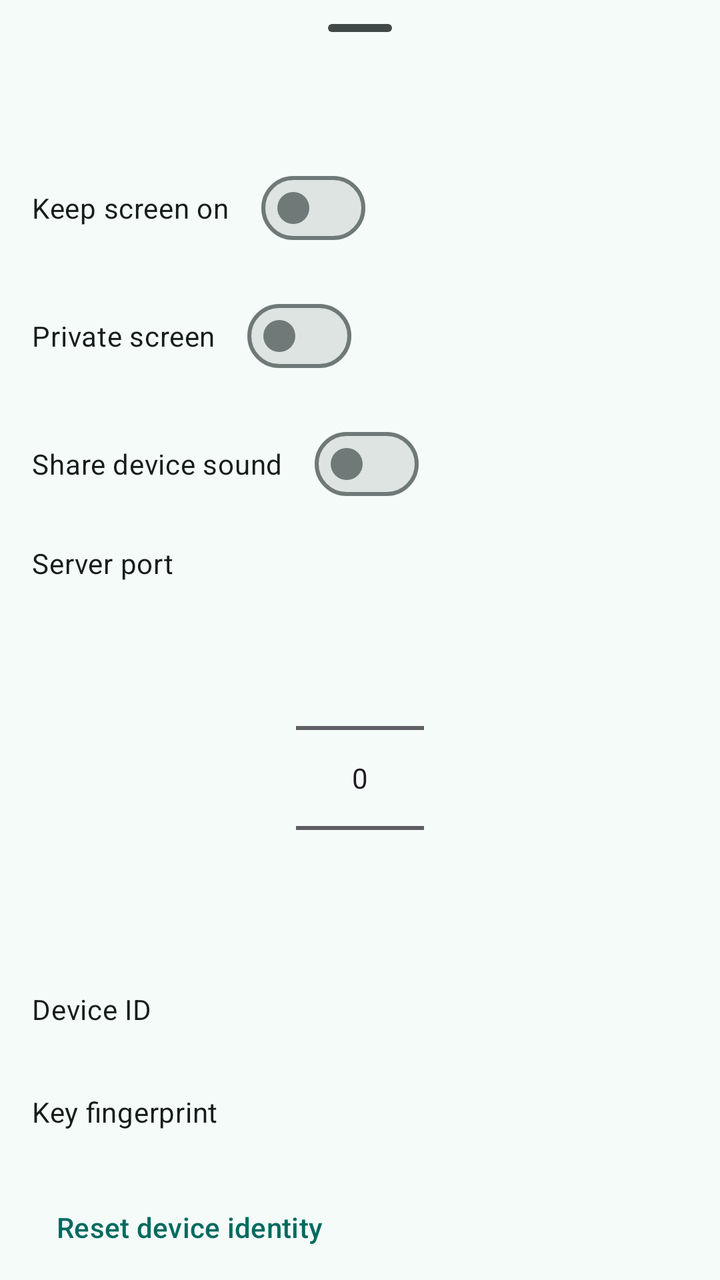
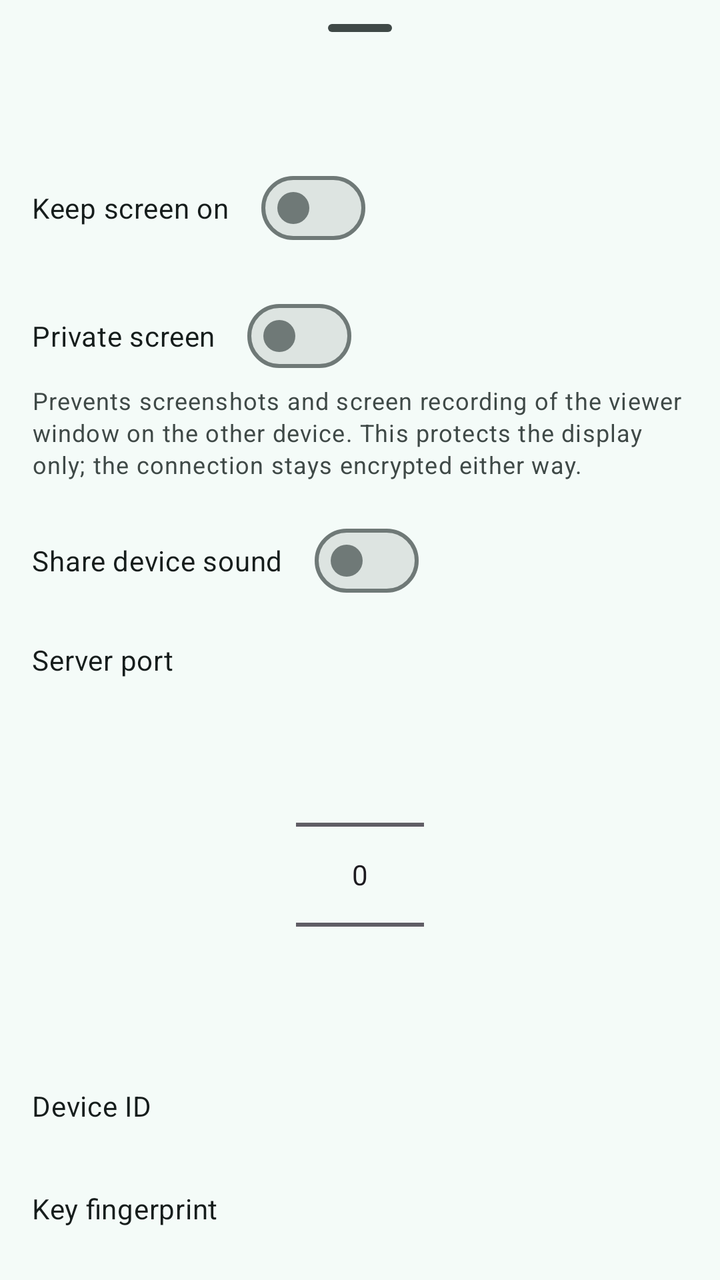

An Android layout rendered at two revisions. The XML below is the earlier revision; the diff shows what the commit changed to produce the second picture.
<!-- AndroidManifest.xml: application theme Theme.ScreenShare -->
<!-- res/layout/widget_screen_share_service_settings.xml -->
<?xml version="1.0" encoding="utf-8"?>
<LinearLayout xmlns:android="http://schemas.android.com/apk/res/android"
    android:layout_width="match_parent"
    android:layout_height="match_parent"
    android:orientation="vertical">

    <com.google.android.material.bottomsheet.BottomSheetDragHandleView
        android:layout_width="match_parent"
        android:layout_height="wrap_content" />

    <androidx.core.widget.NestedScrollView
        android:layout_width="match_parent"
        android:layout_height="wrap_content">

        <LinearLayout
            android:layout_width="match_parent"
            android:layout_height="wrap_content"
            android:orientation="vertical"
            android:padding="16dp">

            <com.google.android.material.materialswitch.MaterialSwitch
                android:id="@+id/keep_screen_on_setting"
                android:layout_width="wrap_content"
                android:layout_height="wrap_content"
                android:layout_marginTop="16dp"
                android:text="@string/keep_screen_on_setting_label"
                android:textAppearance="?attr/textAppearanceBodyMedium"
                android:textColor="?attr/colorOnSurface" />

            <com.google.android.material.materialswitch.MaterialSwitch
                android:id="@+id/secure_setting"
                android:layout_width="wrap_content"
                android:layout_height="wrap_content"
                android:layout_marginTop="16dp"
                android:text="@string/projection_secure_setting_label"
                android:textAppearance="?attr/textAppearanceBodyMedium"
                android:textColor="?attr/colorOnSurface" />

            <com.google.android.material.materialswitch.MaterialSwitch
                android:id="@+id/audio_setting"
                android:layout_width="wrap_content"
                android:layout_height="wrap_content"
                android:layout_marginTop="16dp"
                android:text="@string/audio_setting_label"
                android:textAppearance="?attr/textAppearanceBodyMedium"
                android:textColor="?attr/colorOnSurface" />

            <com.google.android.material.textview.MaterialTextView
                android:id="@+id/audio_status_setting"
                android:layout_width="match_parent"
                android:layout_height="wrap_content"
                android:textAppearance="?attr/textAppearanceBodySmall"
                android:textColor="?attr/colorOnSurfaceVariant"
                android:visibility="gone" />

            <com.google.android.material.textview.MaterialTextView
                android:layout_width="wrap_content"
                android:layout_height="wrap_content"
                android:layout_marginTop="16dp"
                android:text="@string/server_port_setting_label"
                android:textAppearance="?attr/textAppearanceBodyMedium"
                android:textColor="?attr/colorOnSurface" />

            <NumberPicker
                android:id="@+id/port_setting"
                android:layout_width="wrap_content"
                android:layout_height="wrap_content"
                android:layout_gravity="center_horizontal"
                android:layout_marginTop="8dp" />

            <com.google.android.material.textview.MaterialTextView
                android:layout_width="wrap_content"
                android:layout_height="wrap_content"
                android:layout_marginTop="16dp"
                android:text="@string/device_identity_label"
                android:textAppearance="?attr/textAppearanceBodyMedium"
                android:textColor="?attr/colorOnSurface" />

            <com.google.android.material.textview.MaterialTextView
                android:id="@+id/device_id_setting"
                android:layout_width="wrap_content"
                android:layout_height="wrap_content"
                android:layout_marginTop="4dp"
                android:textAppearance="?attr/textAppearanceBodySmall"
                android:textColor="?attr/colorOnSurfaceVariant" />

            <com.google.android.material.textview.MaterialTextView
                android:layout_width="wrap_content"
                android:layout_height="wrap_content"
                android:layout_marginTop="12dp"
                android:text="@string/tls_local_fingerprint_label"
                android:textAppearance="?attr/textAppearanceBodyMedium"
                android:textColor="?attr/colorOnSurface" />

            <com.google.android.material.textview.MaterialTextView
                android:id="@+id/device_fingerprint_setting"
                android:layout_width="wrap_content"
                android:layout_height="wrap_content"
                android:layout_marginTop="4dp"
                android:textAppearance="?attr/textAppearanceBodySmall"
                android:textColor="?attr/colorOnSurfaceVariant" />

            <com.google.android.material.button.MaterialButton
                android:id="@+id/identity_reset_setting"
                style="@style/Widget.Material3.Button.TextButton"
                android:layout_width="wrap_content"
                android:layout_height="wrap_content"
                android:layout_marginTop="4dp"
                android:text="@string/identity_reset" />

            <com.google.android.material.textview.MaterialTextView
                android:layout_width="wrap_content"
                android:layout_height="wrap_content"
                android:layout_marginTop="24dp"
                android:text="@string/discovery_settings_section"
                android:textAppearance="?attr/textAppearanceTitleSmall"
                android:textColor="?attr/colorOnSurface" />

            <com.google.android.material.materialswitch.MaterialSwitch
                android:id="@+id/multicast_enabled_setting"
                android:layout_width="wrap_content"
                android:layout_height="wrap_content"
                android:layout_marginTop="8dp"
                android:text="@string/multicast_enabled_setting_label"
                android:textAppearance="?attr/textAppearanceBodyMedium"
                android:textColor="?attr/colorOnSurface" />

            <com.google.android.material.textview.MaterialTextView
                android:layout_width="wrap_content"
                android:layout_height="wrap_content"
                android:layout_marginTop="16dp"
                android:text="@string/multicast_group_setting_label"
                android:textAppearance="?attr/textAppearanceBodyMedium"
                android:textColor="?attr/colorOnSurface" />

            <EditText
                android:id="@+id/multicast_group_setting"
                android:layout_width="match_parent"
                android:layout_height="wrap_content"
                android:layout_marginTop="4dp"
                android:hint="@string/multicast_group_setting_hint"
                android:importantForAutofill="no"
                android:inputType="text"
                android:singleLine="true" />

            <com.google.android.material.textview.MaterialTextView
                android:layout_width="wrap_content"
                android:layout_height="wrap_content"
                android:layout_marginTop="16dp"
                android:text="@string/multicast_port_setting_label"
                android:textAppearance="?attr/textAppearanceBodyMedium"
                android:textColor="?attr/colorOnSurface" />

            <NumberPicker
                android:id="@+id/multicast_port_setting"
                android:layout_width="wrap_content"
                android:layout_height="wrap_content"
                android:layout_gravity="center_horizontal"
                android:layout_marginTop="8dp" />

            <com.google.android.material.textview.MaterialTextView
                android:layout_width="wrap_content"
                android:layout_height="wrap_content"
                android:layout_marginTop="16dp"
                android:text="@string/discovery_refresh_setting_label"
                android:textAppearance="?attr/textAppearanceBodyMedium"
                android:textColor="?attr/colorOnSurface" />

            <NumberPicker
                android:id="@+id/discovery_refresh_setting"
                android:layout_width="wrap_content"
                android:layout_height="wrap_content"
                android:layout_gravity="center_horizontal"
                android:layout_marginTop="8dp" />

            <com.google.android.material.textview.MaterialTextView
                android:layout_width="wrap_content"
                android:layout_height="wrap_content"
                android:layout_marginTop="16dp"
                android:text="@string/discovery_visibility_setting_label"
                android:textAppearance="?attr/textAppearanceBodyMedium"
                android:textColor="?attr/colorOnSurface" />

            <NumberPicker
                android:id="@+id/discovery_visibility_setting"
                android:layout_width="wrap_content"
                android:layout_height="wrap_content"
                android:layout_gravity="center_horizontal"
                android:layout_marginTop="8dp" />

            <com.google.android.material.materialswitch.MaterialSwitch
                android:id="@+id/discovery_compat_only_setting"
                android:layout_width="wrap_content"
                android:layout_height="wrap_content"
                android:layout_marginTop="16dp"
                android:text="@string/discovery_compat_only_setting_label"
                android:textAppearance="?attr/textAppearanceBodyMedium"
                android:textColor="?attr/colorOnSurface" />

            <com.google.android.material.materialswitch.MaterialSwitch
                android:id="@+id/share_name_setting"
                android:layout_width="wrap_content"
                android:layout_height="wrap_content"
                android:layout_marginTop="8dp"
                android:text="@string/share_name_setting_label"
                android:textAppearance="?attr/textAppearanceBodyMedium"
                android:textColor="?attr/colorOnSurface" />

            <LinearLayout
                android:id="@+id/video_settings_entry"
                android:layout_width="match_parent"
                android:layout_height="wrap_content"
                android:layout_marginTop="24dp"
                android:background="?attr/selectableItemBackground"
                android:clickable="true"
                android:focusable="true"
                android:orientation="vertical"
                android:paddingTop="8dp"
                android:paddingBottom="8dp">

                <com.google.android.material.textview.MaterialTextView
                    android:layout_width="wrap_content"
                    android:layout_height="wrap_content"
                    android:text="@string/video_settings_entry_label"
                    android:textAppearance="?attr/textAppearanceBodyMedium"
                    android:textColor="?attr/colorOnSurface" />

                <com.google.android.material.textview.MaterialTextView
                    android:id="@+id/video_settings_summary"
                    android:layout_width="wrap_content"
                    android:layout_height="wrap_content"
                    android:layout_marginTop="4dp"
                    android:textAppearance="?attr/textAppearanceBodySmall"
                    android:textColor="?attr/colorOnSurfaceVariant" />
            </LinearLayout>
        </LinearLayout>
    </androidx.core.widget.NestedScrollView>
</LinearLayout>
<!-- resources referenced by this layout -->
<resources>
  <string name="audio_setting_label">"Share device sound"</string>
  <string name="device_identity_label">"Device ID"</string>
  <string name="discovery_refresh_setting_label">"Discovery refresh"</string>
  <string name="discovery_settings_section">"Discovery"</string>
  <string name="discovery_visibility_setting_label">"Visibility"</string>
  <string name="identity_reset">"Reset device identity"</string>
  <string name="keep_screen_on_setting_label">"Keep screen on"</string>
  <string name="multicast_enabled_setting_label">"Use multicast discovery"</string>
  <string name="multicast_group_setting_hint">"e.g. 224.0.0.167"</string>
  <string name="multicast_group_setting_label">"Multicast group"</string>
  <string name="multicast_port_setting_label">"Multicast port"</string>
  <string name="projection_secure_setting_label">"Private screen"</string>
  <string name="server_port_setting_label">"Server port"</string>
  <string name="share_name_setting_label">"Broadcast device name"</string>
  <string name="tls_local_fingerprint_label">"Key fingerprint"</string>
  <string name="video_settings_entry_label">"Video encoding settings"</string>
  <color name="md_theme_primary">#006A60</color>
  <color name="md_theme_onPrimary">#FFFFFF</color>
  <color name="md_theme_primaryContainer">#9EF2E4</color>
  <color name="md_theme_onPrimaryContainer">#005048</color>
  <color name="md_theme_secondary">#4A635F</color>
  <color name="md_theme_onSecondary">#FFFFFF</color>
  <color name="md_theme_secondaryContainer">#CCE8E2</color>
  <color name="md_theme_onSecondaryContainer">#334B47</color>
  <color name="md_theme_tertiary">#456179</color>
  <color name="md_theme_onTertiary">#FFFFFF</color>
  <color name="md_theme_tertiaryContainer">#CCE5FF</color>
  <color name="md_theme_onTertiaryContainer">#2D4961</color>
  <color name="md_theme_error">#BA1A1A</color>
  <color name="md_theme_onError">#FFFFFF</color>
  <color name="md_theme_errorContainer">#FFDAD6</color>
  <color name="md_theme_onErrorContainer">#93000A</color>
  <color name="md_theme_background">#F4FBF8</color>
  <color name="md_theme_onBackground">#161D1C</color>
  <color name="md_theme_surface">#F4FBF8</color>
  <color name="md_theme_onSurface">#161D1C</color>
  <color name="md_theme_surfaceVariant">#DAE5E1</color>
  <color name="md_theme_onSurfaceVariant">#3F4947</color>
  <color name="md_theme_outline">#6F7977</color>
  <color name="md_theme_outlineVariant">#BEC9C6</color>
  <color name="md_theme_inverseSurface">#2B3230</color>
  <color name="md_theme_inverseOnSurface">#ECF2EF</color>
  <color name="md_theme_inversePrimary">#82D5C8</color>
  <color name="md_theme_primaryFixed">#9EF2E4</color>
  <color name="md_theme_onPrimaryFixed">#00201C</color>
  <color name="md_theme_primaryFixedDim">#82D5C8</color>
  <color name="md_theme_onPrimaryFixedVariant">#005048</color>
  <color name="md_theme_secondaryFixed">#CCE8E2</color>
  <color name="md_theme_onSecondaryFixed">#05201C</color>
  <color name="md_theme_secondaryFixedDim">#B1CCC6</color>
  <color name="md_theme_onSecondaryFixedVariant">#334B47</color>
  <color name="md_theme_tertiaryFixed">#CCE5FF</color>
  <color name="md_theme_onTertiaryFixed">#001E31</color>
  <color name="md_theme_tertiaryFixedDim">#ADCAE6</color>
  <color name="md_theme_onTertiaryFixedVariant">#2D4961</color>
  <color name="md_theme_surfaceDim">#D5DBD9</color>
  <color name="md_theme_surfaceBright">#F4FBF8</color>
  <color name="md_theme_surfaceContainerLowest">#FFFFFF</color>
  <color name="md_theme_surfaceContainerLow">#EFF5F2</color>
  <color name="md_theme_surfaceContainer">#E9EFED</color>
  <color name="md_theme_surfaceContainerHigh">#E3EAE7</color>
  <color name="md_theme_surfaceContainerHighest">#DDE4E1</color>
  <!-- unchanged entries left out for length: 2 -->
</resources>

<!-- the commit's change to res/layout/widget_screen_share_service_settings.xml (unified diff, before → after) -->
@@ -35,6 +35,14 @@
                 android:text="@string/projection_secure_setting_label"
                 android:textAppearance="?attr/textAppearanceBodyMedium"
                 android:textColor="?attr/colorOnSurface" />
+
+            <com.google.android.material.textview.MaterialTextView
+                android:id="@+id/secure_setting_note"
+                android:layout_width="match_parent"
+                android:layout_height="wrap_content"
+                android:textAppearance="?attr/textAppearanceBodySmall"
+                android:textColor="?attr/colorOnSurfaceVariant"
+                android:text="@string/projection_secure_setting_note" />
 
             <com.google.android.material.materialswitch.MaterialSwitch
                 android:id="@+id/audio_setting"
<!-- resource entries referenced after the edit -->
@@ -12,6 +12,7 @@
   <string name="multicast_group_setting_label">"Multicast group"</string>
   <string name="multicast_port_setting_label">"Multicast port"</string>
   <string name="projection_secure_setting_label">"Private screen"</string>
+  <string name="projection_secure_setting_note">"Prevents screenshots and screen recording of the viewer window on the other device. This protects the display only; the connection stays encrypted either way."</string>
   <string name="server_port_setting_label">"Server port"</string>
   <string name="share_name_setting_label">"Broadcast device name"</string>
   <string name="tls_local_fingerprint_label">"Key fingerprint"</string>
